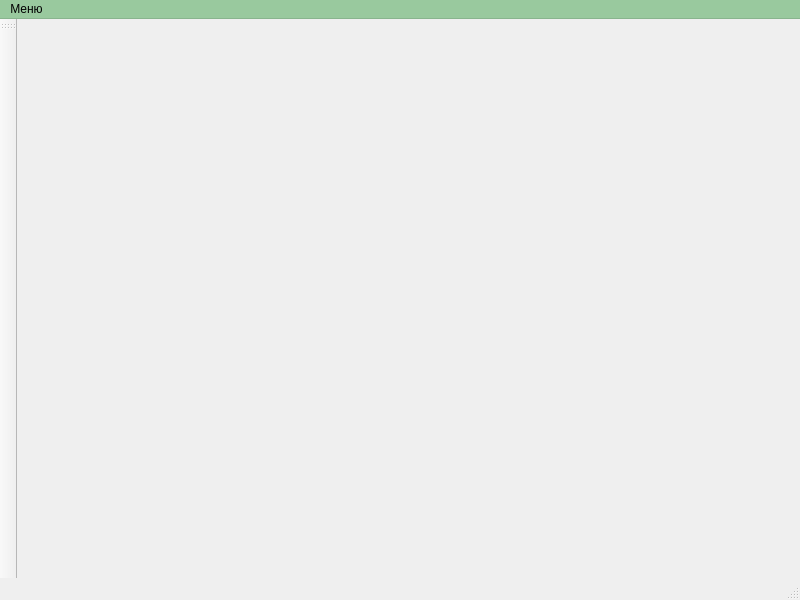
First picture: the form in vet/vetclient/src/ui/mainwindow.ui, repository Painted-Black/BMSTU-DB-CourseWork, before the edit.
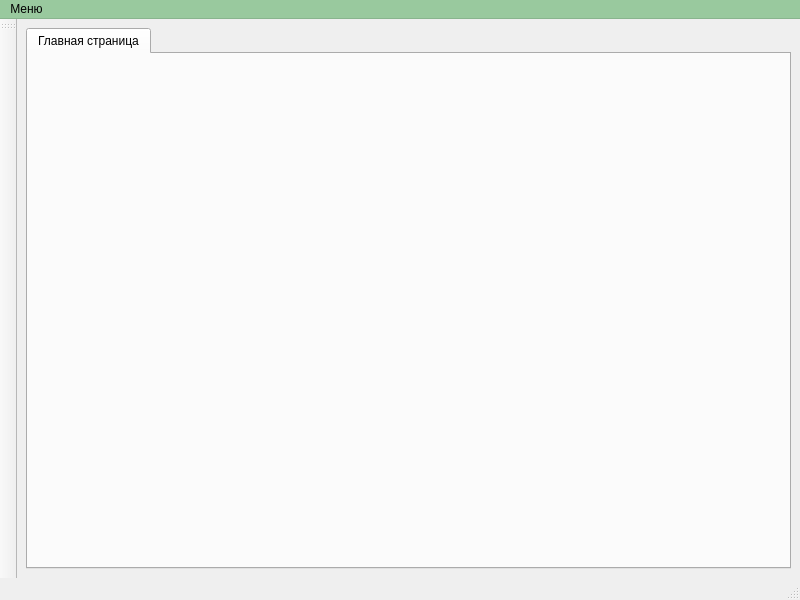
Second picture: the form after the edit. Icons and pictures are not drawn.

The edit to the form file:
```diff
--- a/vet/vetclient/src/ui/mainwindow.ui
+++ b/vet/vetclient/src/ui/mainwindow.ui
@@ -20,7 +20,22 @@
   <property name="unifiedTitleAndToolBarOnMac">
    <bool>false</bool>
   </property>
-  <widget class="QWidget" name="centralwidget"/>
+  <widget class="QWidget" name="centralwidget">
+   <layout class="QHBoxLayout" name="horizontalLayout">
+    <item>
+     <widget class="QTabWidget" name="tabWidget">
+      <property name="currentIndex">
+       <number>0</number>
+      </property>
+      <widget class="QWidget" name="tab">
+       <attribute name="title">
+        <string>Главная страница</string>
+       </attribute>
+      </widget>
+     </widget>
+    </item>
+   </layout>
+  </widget>
   <widget class="QMenuBar" name="menubar">
    <property name="geometry">
     <rect>
```
